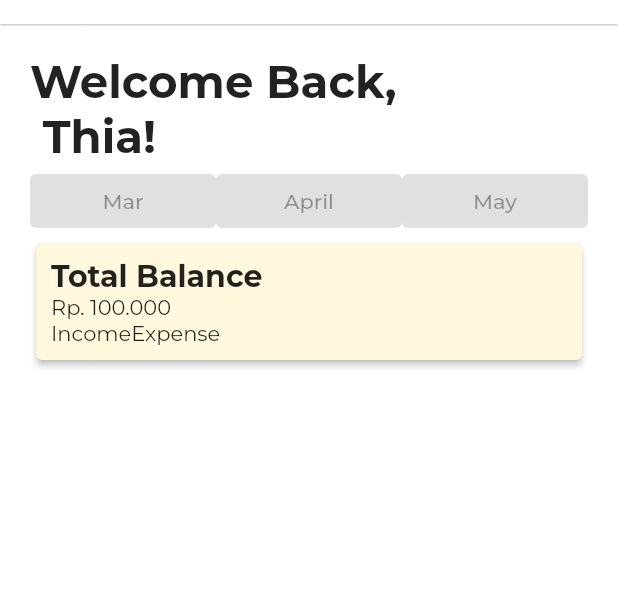
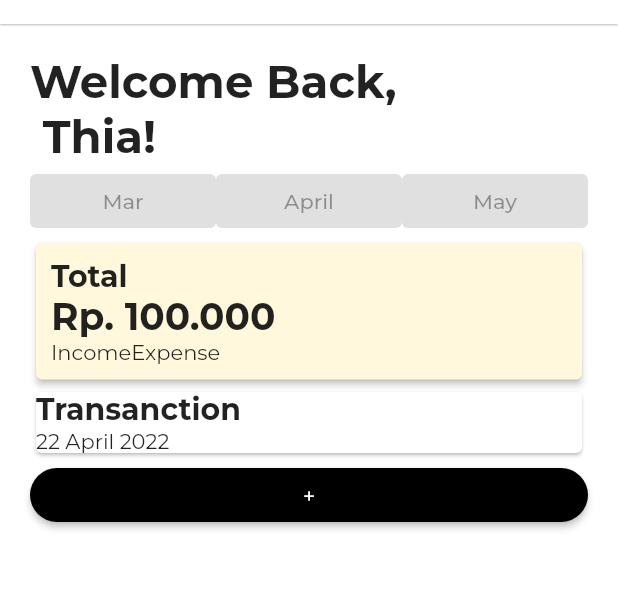
Before and after one commit to mjudianto/VLLET, a Flutter app: the Home screen opened directly, on a phone screen of 412 x 824 dp, the part 60-650 px from its top. Run offline on Flutter 3.47's test engine with Material 2 defaults, Android fonts, the phone set to English and light mode, and no system bars.

```diff
--- a/lib/pages/home.dart
+++ b/lib/pages/home.dart
@@ -1,4 +1,5 @@
 import 'package:flutter/material.dart';
+import 'package:vllet/pages/addtransaction.dart';
 
 class Home extends StatefulWidget {
   Home({Key? key}) : super(key: key);
@@ -47,18 +48,48 @@ class _HomeState extends State<Home> {
                   child: Column(
                     crossAxisAlignment: CrossAxisAlignment.start,
                     children: [
-                      Text(
-                        "Total Balance",
+                      const Text(
+                        "Total",
                         style: TextStyle(
                             fontSize: 20, fontWeight: FontWeight.bold),
                       ),
-                      Text("Rp. 100.000"),
+                      Text(
+                        "Rp. 100.000",
+                        style: TextStyle(
+                            fontSize: 25, fontWeight: FontWeight.bold),
+                      ),
                       Row(
                         children: [Text("Income"), Text("Expense")],
                       )
                     ],
                   ),
                 )),
+            Card(
+              elevation: 1.0,
+              child: Column(
+                crossAxisAlignment: CrossAxisAlignment.start,
+                children: const [
+                  Text(
+                    "Transanction",
+                    style: TextStyle(fontSize: 20, fontWeight: FontWeight.bold),
+                  ),
+                  Text("22 April 2022")
+                ],
+              ),
+            ),
+            ElevatedButton(
+              onPressed: () {
+                Navigator.push(
+                  context,
+                  MaterialPageRoute(builder: (context) => AddTransaction()),
+                );
+              },
+              style: ElevatedButton.styleFrom(
+                  primary: Colors.black,
+                  shape: RoundedRectangleBorder(
+                      borderRadius: BorderRadius.circular(20))),
+              child: const Text("+"),
+            )
           ],
         ),
       ),
```
Also changed, not shown: lib/pages/addtransaction.dart (+35 -1 lines).
